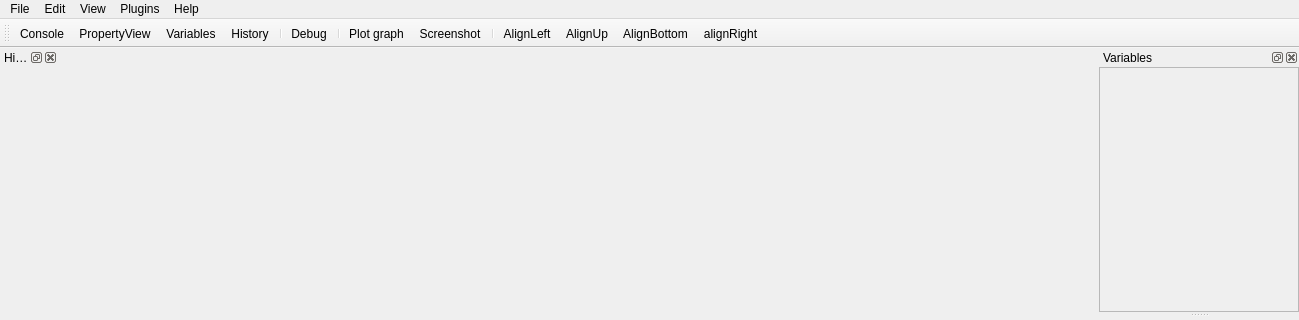
wonderworks-software/PyFlow, file PyFlow/GraphEditor_ui.ui: the form before one commit; both pictures show x 0 to 1299 and y 0 to 320 of the 1299 by 875 pixel window.
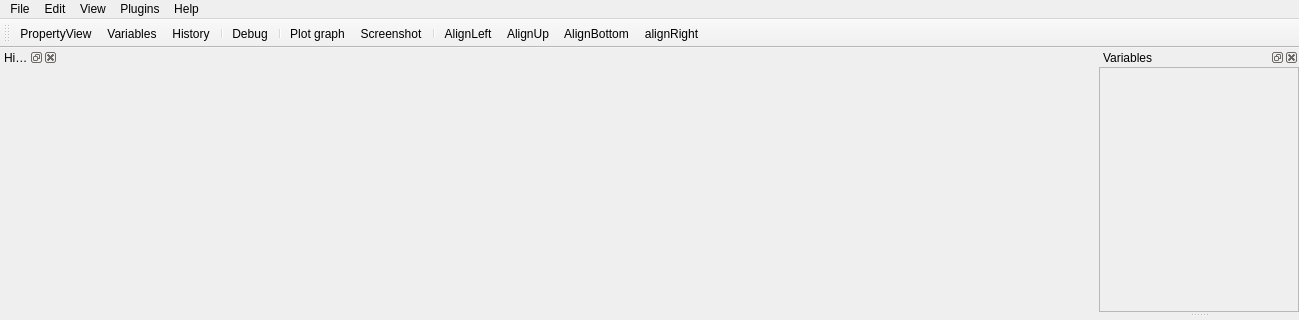
The form after the commit. Icons and pictures are not drawn.

The edit to the form file:
```diff
--- a/PyFlow/GraphEditor_ui.ui
+++ b/PyFlow/GraphEditor_ui.ui
@@ -147,7 +147,6 @@
    <attribute name="toolBarBreak">
     <bool>false</bool>
    </attribute>
-   <addaction name="actionConsole"/>
    <addaction name="actionPropertyView"/>
    <addaction name="actionVariables"/>
    <addaction name="actionHistory"/>
@@ -430,15 +429,6 @@
     <string>Save as</string>
    </property>
   </action>
-  <action name="actionConsole">
-   <property name="icon">
-    <iconset resource="nodes_res.qrc">
-     <normaloff>:/icons/resources/console_icon.png</normaloff>:/icons/resources/console_icon.png</iconset>
-   </property>
-   <property name="text">
-    <string>Console</string>
-   </property>
-  </action>
   <action name="actionPlot_graph">
    <property name="icon">
     <iconset resource="nodes_res.qrc">
```
Left out of the diff: 17 changed lines with no effect on the pictures.
